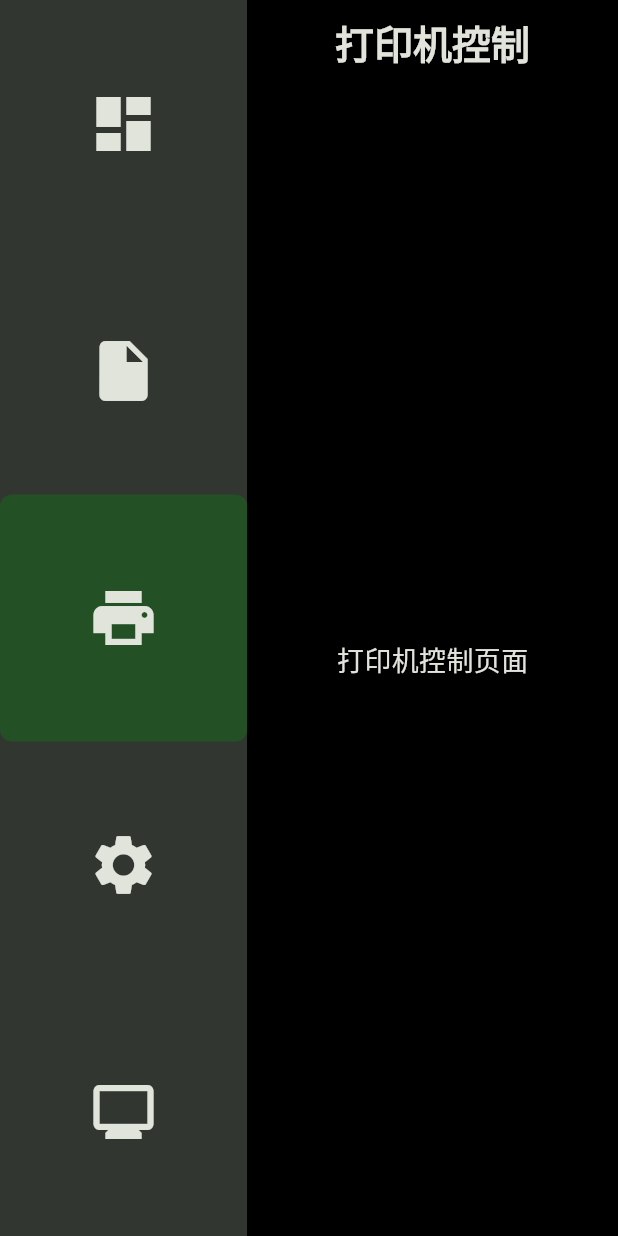
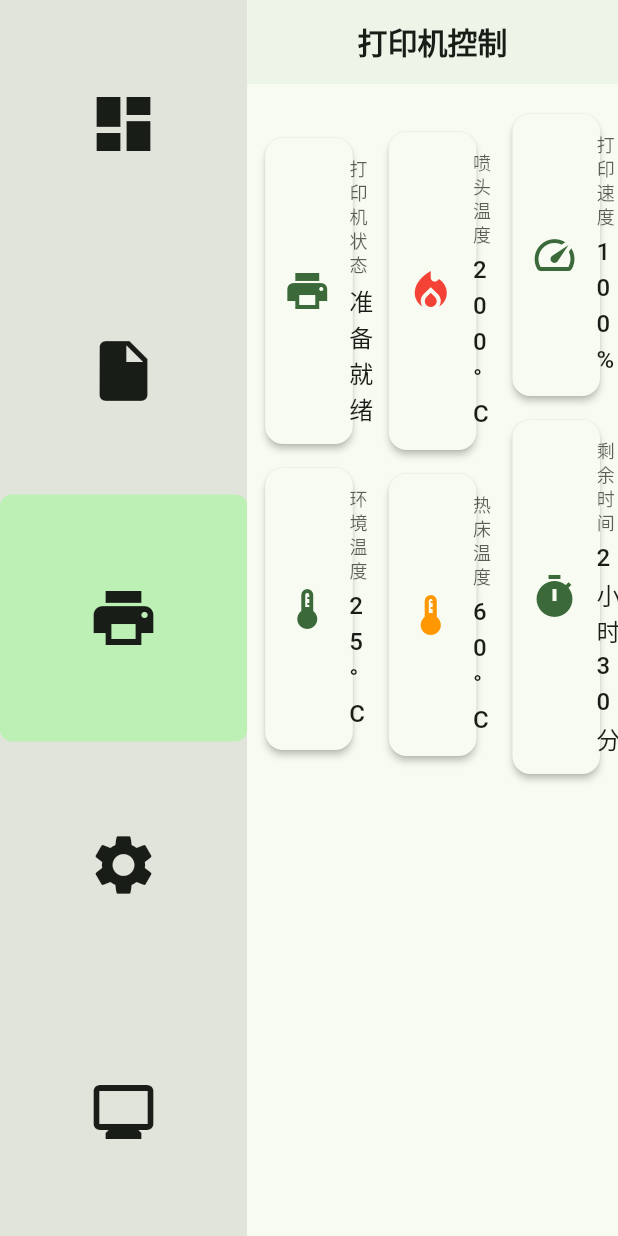
Before and after one commit to yaotutu/creo_touch, a Flutter app: the screen it shows after launch, on a phone screen of 412 x 824 dp. Run offline on Flutter 3.47's test engine with Material 3 defaults, Android fonts, the light colour scheme and no system bars; our stand-ins replace dio, flutter_hooks, flutter_riverpod, freezed_annotation, go_router, hooks_riverpod and 1 more.

Commit message:
重构打印机控制页面，添加状态卡片组件，优化主题样式和布局

```diff
--- a/lib/presentation/pages/control/screen.dart
+++ b/lib/presentation/pages/control/screen.dart
@@ -1,6 +1,9 @@
 import 'package:flutter/material.dart';
+import 'package:flutter_hooks/flutter_hooks.dart';
 
-class PrinterControlScreen extends StatelessWidget {
+import 'widgets/status_card.dart';
+
+class PrinterControlScreen extends HookWidget {
   const PrinterControlScreen({super.key});
 
   @override
@@ -9,8 +12,74 @@ class PrinterControlScreen extends StatelessWidget {
       appBar: AppBar(
         title: const Text('打印机控制'),
       ),
-      body: const Center(
-        child: Text('打印机控制页面'),
+      body: Row(
+        children: [
+          // 左侧面板 - 1/3宽度
+          Expanded(
+            flex: 1,
+            child: SingleChildScrollView(
+              padding: const EdgeInsets.all(12),
+              child: Column(
+                children: const [
+                  StatusCard(
+                    icon: Icons.print,
+                    primaryText: '准备就绪',
+                    secondaryText: '打印机状态',
+                  ),
+                  StatusCard(
+                    icon: Icons.thermostat,
+                    primaryText: '25°C',
+                    secondaryText: '环境温度',
+                  ),
+                ],
+              ),
+            ),
+          ),
+          // 中间面板 - 1/3宽度
+          Expanded(
+            flex: 1,
+            child: SingleChildScrollView(
+              padding: const EdgeInsets.all(12),
+              child: Column(
+                children: const [
+                  StatusCard(
+                    icon: Icons.local_fire_department,
+                    primaryText: '200°C',
+                    secondaryText: '喷头温度',
+                    iconColor: Colors.red,
+                  ),
+                  StatusCard(
+                    icon: Icons.thermostat_outlined,
+                    primaryText: '60°C',
+                    secondaryText: '热床温度',
+                    iconColor: Colors.orange,
+                  ),
+                ],
+              ),
+            ),
+          ),
+          // 右侧面板 - 1/3宽度
+          Expanded(
+            flex: 1,
+            child: SingleChildScrollView(
+              padding: const EdgeInsets.all(12),
+              child: Column(
+                children: const [
+                  StatusCard(
+                    icon: Icons.speed,
+                    primaryText: '100%',
+                    secondaryText: '打印速度',
+                  ),
+                  StatusCard(
+                    icon: Icons.timer,
+                    primaryText: '2小时30分',
+                    secondaryText: '剩余时间',
+                  ),
+                ],
+              ),
+            ),
+          ),
+        ],
       ),
     );
   }
--- /dev/null
+++ b/lib/presentation/pages/control/widgets/status_card.dart
@@ -0,0 +1,62 @@
+import 'package:flutter/material.dart';
+import 'package:flutter_hooks/flutter_hooks.dart';
+
+class StatusCard extends HookWidget {
+  final IconData icon;
+  final String primaryText;
+  final String secondaryText;
+  final Color? iconColor;
+
+  const StatusCard({
+    super.key,
+    required this.icon,
+    required this.primaryText,
+    required this.secondaryText,
+    this.iconColor,
+  });
+
+  @override
+  Widget build(BuildContext context) {
+    return SizedBox(
+      width: MediaQuery.of(context).size.width * 0.9,
+      child: Card(
+        margin: const EdgeInsets.symmetric(vertical: 8),
+        child: Padding(
+          padding: const EdgeInsets.all(12),
+          child: Row(
+            children: [
+              Icon(
+                icon,
+                size: 32,
+                color: iconColor ?? Theme.of(context).primaryColor,
+              ),
+              const SizedBox(width: 12),
+              Expanded(
+                child: Column(
+                  crossAxisAlignment: CrossAxisAlignment.start,
+                  mainAxisSize: MainAxisSize.min,
+                  children: [
+                    Text(
+                      secondaryText,
+                      style: Theme.of(context).textTheme.bodySmall?.copyWith(
+                            color: Theme.of(context)
+                                .colorScheme
+                                .onSurface
+                                .withOpacity(0.7),
+                          ),
+                    ),
+                    const SizedBox(height: 4),
+                    Text(
+                      primaryText,
+                      style: Theme.of(context).textTheme.titleMedium,
+                    ),
+                  ],
+                ),
+              ),
+            ],
+          ),
+        ),
+      ),
+    );
+  }
+}
--- a/lib/themes/app_theme.dart
+++ b/lib/themes/app_theme.dart
@@ -4,100 +4,105 @@ class AppTheme {
   static ThemeData getTheme(Color primaryColor) {
     final colorScheme = ColorScheme.fromSeed(
       seedColor: primaryColor,
-      brightness: Brightness.dark,
-      surface: Colors.black,
+      // brightness: Brightness.dark,
     );
 
-    return ThemeData.dark().copyWith(
+    return ThemeData(
+      useMaterial3: true,
       colorScheme: colorScheme,
-      scaffoldBackgroundColor: Colors.black,
+      scaffoldBackgroundColor: colorScheme.surface,
       appBarTheme: AppBarTheme(
-        backgroundColor: Colors.black,
-        elevation: 0,
+        backgroundColor: colorScheme.surface,
+        elevation: 1,
         centerTitle: true,
         titleTextStyle: TextStyle(
-          fontSize: 26, // 标题字体放大
+          fontSize: 20,
           fontWeight: FontWeight.bold,
           color: colorScheme.onSurface,
         ),
+        iconTheme: IconThemeData(color: colorScheme.onSurface),
       ),
       textTheme: TextTheme(
         displayLarge: TextStyle(
-          fontSize: 38, // 主标题更大
+          fontSize: 36,
           fontWeight: FontWeight.bold,
           color: colorScheme.onSurface,
         ),
         displayMedium: TextStyle(
-          fontSize: 34,
+          fontSize: 32,
           fontWeight: FontWeight.bold,
           color: colorScheme.onSurface,
         ),
         headlineLarge: TextStyle(
-          fontSize: 30,
+          fontSize: 28,
           fontWeight: FontWeight.bold,
           color: colorScheme.onSurface,
         ),
         titleLarge: TextStyle(
-          fontSize: 24,
+          fontSize: 22,
           fontWeight: FontWeight.w600,
           color: colorScheme.onSurface,
         ),
         bodyLarge: TextStyle(
-          fontSize: 20, // 正文字体放大
+          fontSize: 18,
           color: colorScheme.onSurface,
         ),
         bodyMedium: TextStyle(
-          fontSize: 18,
+          fontSize: 16,
           color: colorScheme.onSurface,
         ),
         labelLarge: TextStyle(
-          fontSize: 18,
+          fontSize: 16,
           fontWeight: FontWeight.w500,
           color: colorScheme.onSurface,
         ),
         labelMedium: TextStyle(
-          fontSize: 16,
-          color: colorScheme.onSurface.withAlpha(204),
+          fontSize: 14,
+          color: colorScheme.onSurface.withOpacity(0.7),
         ),
       ),
       elevatedButtonTheme: ElevatedButtonThemeData(
         style: ElevatedButton.styleFrom(
-          minimumSize: const Size(80, 80), // 按钮更大
+          minimumSize: const Size(64, 48),
           backgroundColor: colorScheme.primary,
           foregroundColor: colorScheme.onPrimary,
           textStyle: const TextStyle(
-            fontSize: 20, // 按钮文字加大
+            fontSize: 16,
             fontWeight: FontWeight.bold,
           ),
           shape: RoundedRectangleBorder(
-            borderRadius: BorderRadius.circular(10),
+            borderRadius: BorderRadius.circular(8),
           ),
         ),
       ),
       cardTheme: CardTheme(
-        color: Colors.grey[800], // 稍微深一点，更暗
-        margin: const EdgeInsets.all(16), // 卡片间距更大
+        color: colorScheme.surface,
+        margin: const EdgeInsets.all(12),
         shape: RoundedRectangleBorder(
-          borderRadius: BorderRadius.circular(16), // 圆角加大
+          borderRadius: BorderRadius.circular(12),
         ),
-        elevation: 6, // 提升阴影
+        elevation: 2,
       ),
       snackBarTheme: SnackBarThemeData(
-        backgroundColor: Colors.grey[900],
+        backgroundColor: colorScheme.surface,
         contentTextStyle: TextStyle(
-          fontSize: 18, // 文字加大
+          fontSize: 16,
           color: colorScheme.onSurface,
         ),
         behavior: SnackBarBehavior.floating,
         shape: RoundedRectangleBorder(
-          borderRadius: BorderRadius.circular(12), // 圆角加大
+          borderRadius: BorderRadius.circular(8),
         ),
       ),
       progressIndicatorTheme: ProgressIndicatorThemeData(
         color: colorScheme.primary,
-        linearTrackColor: Colors.grey[700],
-        circularTrackColor: Colors.grey[800],
-        linearMinHeight: 6, // 线性进度条高度加粗
+        linearTrackColor: colorScheme.surfaceContainerHighest,
+        circularTrackColor: colorScheme.surfaceContainerHighest,
+      ),
+      dividerTheme: DividerThemeData(
+        color: colorScheme.outline.withOpacity(0.5),
+        thickness: 1,
+        space: 0,
       ),
     );
   }
```
